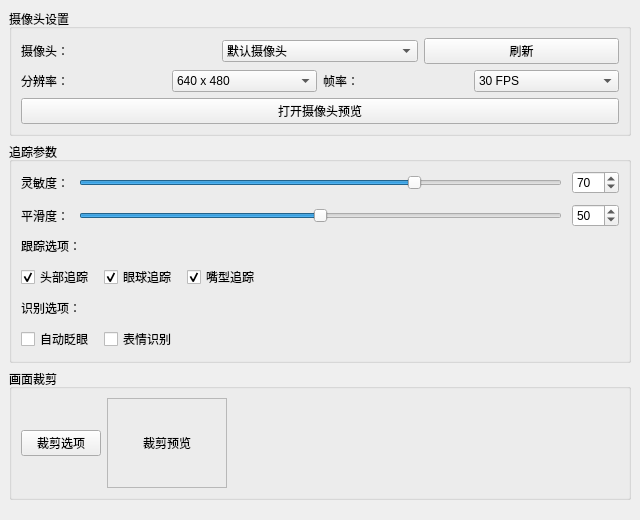
Qt form settings/facecapsettingwindow.ui (2939093767/QT-Live2D-Player) before a commit.
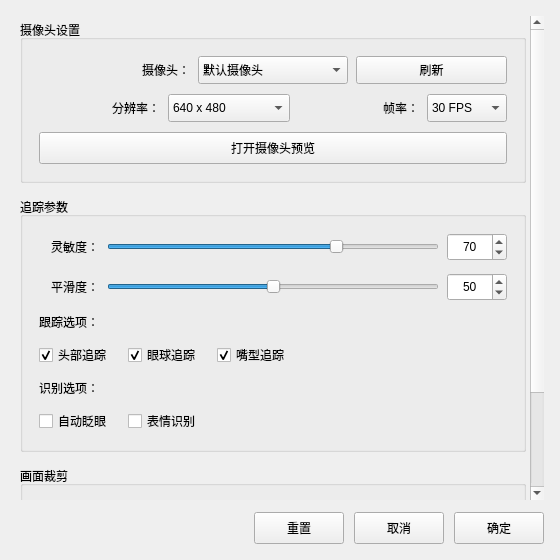
The same form after that commit.

Diff of the .ui file:
```diff
--- a/settings/facecapsettingwindow.ui
+++ b/settings/facecapsettingwindow.ui
@@ -6,8 +6,8 @@
    <rect>
     <x>0</x>
     <y>0</y>
-    <width>640</width>
-    <height>520</height>
+    <width>560</width>
+    <height>560</height>
    </rect>
   </property>
   <property name="windowTitle">
@@ -15,16 +15,19 @@
   </property>
   <layout class="QVBoxLayout" name="verticalLayout_root">
    <property name="leftMargin">
-    <number>0</number>
+    <number>16</number>
    </property>
    <property name="topMargin">
-    <number>0</number>
+    <number>16</number>
    </property>
    <property name="rightMargin">
-    <number>0</number>
+    <number>16</number>
    </property>
    <property name="bottomMargin">
-    <number>0</number>
+    <number>16</number>
+   </property>
+   <property name="spacing">
+    <number>12</number>
    </property>
    <item>
     <widget class="QScrollArea" name="scrollArea">
@@ -42,28 +45,76 @@
        <rect>
         <x>0</x>
         <y>0</y>
-        <width>640</width>
-        <height>520</height>
+        <width>528</width>
+        <height>460</height>
        </rect>
       </property>
       <layout class="QVBoxLayout" name="verticalLayout_scroll">
+       <property name="leftMargin">
+        <number>4</number>
+       </property>
+       <property name="topMargin">
+        <number>4</number>
+       </property>
+       <property name="rightMargin">
+        <number>4</number>
+       </property>
+       <property name="bottomMargin">
+        <number>4</number>
+       </property>
+       <property name="spacing">
+        <number>14</number>
+       </property>
        <item>
         <widget class="QGroupBox" name="groupBox_cam">
          <property name="title">
           <string>摄像头设置</string>
          </property>
          <layout class="QVBoxLayout" name="verticalLayout_cam">
+          <property name="leftMargin">
+           <number>16</number>
+          </property>
+          <property name="topMargin">
+           <number>16</number>
+          </property>
+          <property name="rightMargin">
+           <number>16</number>
+          </property>
+          <property name="bottomMargin">
+           <number>16</number>
+          </property>
+          <property name="spacing">
+           <number>10</number>
+          </property>
           <item>
            <layout class="QHBoxLayout" name="horizontalLayout_cam">
+            <property name="spacing">
+             <number>8</number>
+            </property>
             <item>
              <widget class="QLabel" name="label_camera">
+              <property name="minimumSize">
+               <size>
+                <width>60</width>
+                <height>0</height>
+               </size>
+              </property>
               <property name="text">
                <string>摄像头：</string>
               </property>
+              <property name="alignment">
+               <set>Qt::AlignmentFlag::AlignRight|Qt::AlignmentFlag::AlignVCenter</set>
+              </property>
              </widget>
             </item>
             <item>
              <widget class="QComboBox" name="comboBox_camera">
+              <property name="minimumSize">
+               <size>
+                <width>0</width>
+                <height>28</height>
+               </size>
+              </property>
               <item>
                <property name="text">
                 <string>默认摄像头</string>
@@ -73,6 +124,12 @@
             </item>
             <item>
              <widget class="QPushButton" name="pushButton_refreshCam">
+              <property name="minimumSize">
+               <size>
+                <width>70</width>
+                <height>28</height>
+               </size>
+              </property>
               <property name="text">
                <string>刷新</string>
               </property>
@@ -82,15 +139,33 @@
           </item>
           <item>
            <layout class="QHBoxLayout" name="horizontalLayout_res">
+            <property name="spacing">
+             <number>8</number>
+            </property>
             <item>
              <widget class="QLabel" name="label_resolution">
+              <property name="minimumSize">
+               <size>
+                <width>60</width>
+                <height>0</height>
+               </size>
+              </property>
               <property name="text">
                <string>分辨率：</string>
               </property>
+              <property name="alignment">
+               <set>Qt::AlignmentFlag::AlignRight|Qt::AlignmentFlag::AlignVCenter</set>
+              </property>
              </widget>
             </item>
             <item>
              <widget class="QComboBox" name="comboBox_resolution">
+              <property name="minimumSize">
+               <size>
+                <width>0</width>
+                <height>28</height>
+               </size>
+              </property>
               <item>
                <property name="text">
                 <string>640 x 480</string>
@@ -110,13 +185,34 @@
             </item>
             <item>
              <widget class="QLabel" name="label_fps">
+              <property name="minimumSize">
+               <size>
+                <width>40</width>
+                <height>0</height>
+               </size>
+              </property>
               <property name="text">
                <string>帧率：</string>
               </property>
+              <property name="alignment">
+               <set>Qt::AlignmentFlag::AlignRight|Qt::AlignmentFlag::AlignVCenter</set>
+              </property>
              </widget>
             </item>
             <item>
              <widget class="QComboBox" name="comboBox_fps">
+              <property name="minimumSize">
+               <size>
+                <width>80</width>
+                <height>28</height>
+               </size>
+              </property>
+              <property name="maximumSize">
+               <size>
+                <width>80</width>
+                <height>16777215</height>
+               </size>
+              </property>
               <item>
                <property name="text">
                 <string>30 FPS</string>
@@ -133,6 +229,12 @@
           </item>
           <item>
            <widget class="QPushButton" name="pushButton_preview">
+            <property name="minimumSize">
+             <size>
+              <width>0</width>
+              <height>32</height>
+             </size>
+            </property>
             <property name="text">
              <string>打开摄像头预览</string>
             </property>
@@ -147,16 +249,40 @@
           <string>追踪参数</string>
          </property>
          <layout class="QVBoxLayout" name="verticalLayout_tracking">
+          <property name="leftMargin">
+           <number>16</number>
+          </property>
+          <property name="topMargin">
+           <number>16</number>
+          </property>
+          <property name="rightMargin">
+           <number>16</number>
+          </property>
+          <property name="bottomMargin">
+           <number>16</number>
+          </property>
           <property name="spacing">
-           <number>10</number>
+           <number>12</number>
           </property>
           <item>
            <layout class="QHBoxLayout" name="horizontalLayout_sensitivity">
+            <property name="spacing">
+             <number>8</number>
+            </property>
             <item>
              <widget class="QLabel" name="label_sensitivity">
+              <property name="minimumSize">
+               <size>
+                <width>60</width>
+                <height>0</height>
+               </size>
+              </property>
               <property name="text">
                <string>灵敏度：</string>
               </property>
+              <property name="alignment">
+               <set>Qt::AlignmentFlag::AlignRight|Qt::AlignmentFlag::AlignVCenter</set>
+              </property>
              </widget>
             </item>
             <item>
@@ -174,23 +300,50 @@
             </item>
             <item>
              <widget class="QSpinBox" name="spinBox_sensitivity">
+              <property name="minimumSize">
+               <size>
+                <width>60</width>
+                <height>28</height>
+               </size>
+              </property>
+              <property name="maximumSize">
+               <size>
+                <width>60</width>
+                <height>16777215</height>
+               </size>
+              </property>
               <property name="maximum">
                <number>100</number>
               </property>
               <property name="value">
                <number>70</number>
               </property>
+              <property name="alignment">
+               <set>Qt::AlignmentFlag::AlignCenter</set>
+              </property>
              </widget>
             </item>
            </layout>
           </item>
           <item>
            <layout class="QHBoxLayout" name="horizontalLayout_smooth">
+            <property name="spacing">
+             <number>8</number>
+            </property>
             <item>
              <widget class="QLabel" name="label_smooth">
+              <property name="minimumSize">
+               <size>
+                <width>60</width>
+                <height>0</height>
+               </size>
+              </property>
               <property name="text">
                <string>平滑度：</string>
               </property>
+              <property name="alignment">
+               <set>Qt::AlignmentFlag::AlignRight|Qt::AlignmentFlag::AlignVCenter</set>
+              </property>
              </widget>
             </item>
             <item>
@@ -208,12 +361,27 @@
             </item>
             <item>
              <widget class="QSpinBox" name="spinBox_smooth">
+              <property name="minimumSize">
+               <size>
+                <width>60</width>
+                <height>28</height>
+               </size>
+              </property>
+              <property name="maximumSize">
+               <size>
+                <width>60</width>
+                <height>16777215</height>
+               </size>
+              </property>
               <property name="maximum">
                <number>100</number>
               </property>
               <property name="value">
                <number>50</number>
               </property>
+              <property name="alignment">
+               <set>Qt::AlignmentFlag::AlignCenter</set>
+              </property>
              </widget>
             </item>
            </layout>
@@ -227,6 +395,9 @@
           </item>
           <item>
            <layout class="QHBoxLayout" name="horizontalLayout_trackOptions">
+            <property name="spacing">
+             <number>16</number>
+            </property>
             <item>
              <widget class="QCheckBox" name="checkBox_headTrack">
               <property name="text">
@@ -281,6 +452,9 @@
           </item>
           <item>
            <layout class="QHBoxLayout" name="horizontalLayout_recognizeOptions">
+            <property name="spacing">
+             <number>16</number>
+            </property>
             <item>
              <widget class="QCheckBox" name="checkBox_blink">
               <property name="text">
@@ -319,8 +493,29 @@
           <string>画面裁剪</string>
          </property>
          <layout class="QHBoxLayout" name="horizontalLayout_crop">
+          <property name="leftMargin">
+           <number>16</number>
+          </property>
+          <property name="topMargin">
+           <number>16</number>
+          </property>
+          <property name="rightMargin">
+           <number>16</number>
+          </property>
+          <property name="bottomMargin">
+           <number>16</number>
+          </property>
+          <property name="spacing">
+           <number>16</number>
+          </property>
           <item>
            <widget class="QPushButton" name="pushButton_cropOptions">
+            <property name="minimumSize">
+             <size>
+              <width>100</width>
+              <height>32</height>
+             </size>
+            </property>
             <property name="text">
              <string>裁剪选项</string>
             </property>
@@ -330,16 +525,19 @@
            <widget class="QLabel" name="label_cropPreview">
             <property name="minimumSize">
              <size>
-              <width>120</width>
-              <height>90</height>
+              <width>140</width>
+              <height>100</height>
              </size>
             </property>
             <property name="maximumSize">
              <size>
-              <width>120</width>
-              <height>90</height>
+              <width>140</width>
+              <height>100</height>
              </size>
             </property>
+            <property name="styleSheet">
+             <string notr="true">QLabel { border: 1px solid #d0d0d0; border-radius: 4px; background-color: #f5f5f5; color: #888; }</string>
+            </property>
             <property name="frameShape">
              <enum>QFrame::Shape::StyledPanel</enum>
             </property>
@@ -375,7 +573,7 @@
          <property name="sizeHint" stdset="0">
           <size>
            <width>20</width>
-           <height>40</height>
+           <height>20</height>
           </size>
          </property>
         </spacer>
@@ -384,6 +582,65 @@
      </widget>
     </widget>
    </item>
+   <item>
+    <layout class="QHBoxLayout" name="horizontalLayout_buttons">
+     <property name="spacing">
+      <number>10</number>
+     </property>
+     <item>
+      <spacer name="horizontalSpacer_buttons">
+       <property name="orientation">
+        <enum>Qt::Horizontal</enum>
+       </property>
+       <property name="sizeHint" stdset="0">
+        <size>
+         <width>40</width>
+         <height>20</height>
+        </size>
+       </property>
+      </spacer>
+     </item>
+     <item>
+      <widget class="QPushButton" name="pushButton_reset">
+       <property name="minimumSize">
+        <size>
+         <width>90</width>
+         <height>32</height>
+        </size>
+       </property>
+       <property name="text">
+        <string>重置</string>
+       </property>
+      </widget>
+     </item>
+     <item>
+      <widget class="QPushButton" name="pushButton_cancel">
+       <property name="minimumSize">
+        <size>
+         <width>90</width>
+         <height>32</height>
+        </size>
+       </property>
+       <property name="text">
+        <string>取消</string>
+       </property>
+      </widget>
+     </item>
+     <item>
+      <widget class="QPushButton" name="pushButton_ok">
+       <property name="minimumSize">
+        <size>
+         <width>90</width>
+         <height>32</height>
+        </size>
+       </property>
+       <property name="text">
+        <string>确定</string>
+       </property>
+      </widget>
+     </item>
+    </layout>
+   </item>
   </layout>
  </widget>
  <resources/>
```
